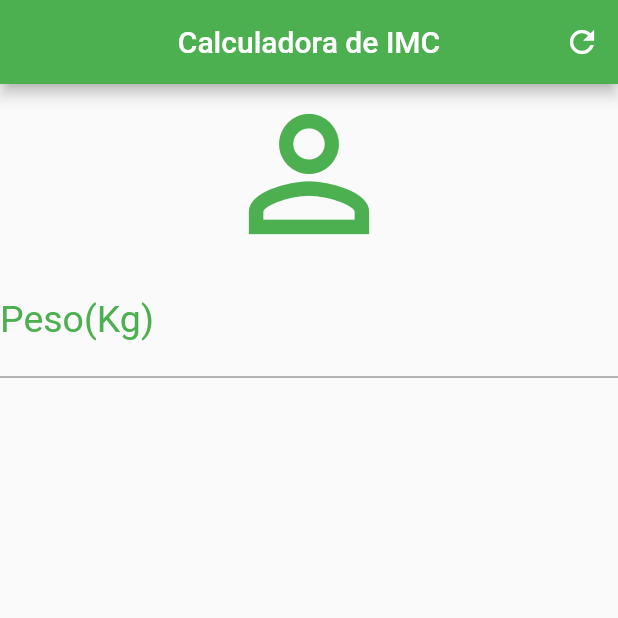
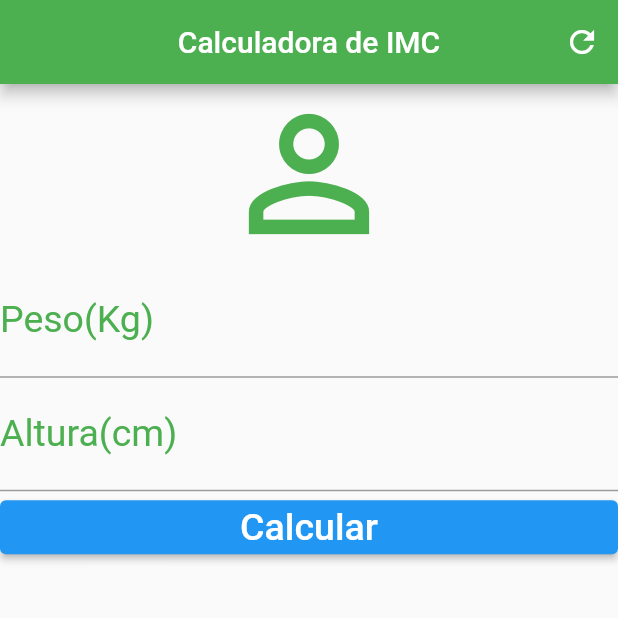
Before and after one commit to Murilou170/calculadora_imc, a Flutter app: the screen it shows after launch, on a phone screen of 412 x 824 dp, the top half of it. Run offline on Flutter 3.47's test engine with Material 2 defaults, Android fonts, the phone set to English and light mode, and no system bars.

Commit message:
initial commit

```diff
--- a/lib/Home.dart
+++ b/lib/Home.dart
@@ -17,7 +17,7 @@ class _HomeState extends State<Home> {
         backgroundColor: Colors.green,
         actions: [
           IconButton(
-            icon:const Icon(Icons.refresh),
+            icon: const Icon(Icons.refresh),
             onPressed: () {},
           )
         ],
@@ -30,10 +30,25 @@ class _HomeState extends State<Home> {
             keyboardType: TextInputType.number,
             decoration: InputDecoration(
                 labelText: "Peso(Kg)",
-                labelStyle: TextStyle(color: Colors.green)
-            ),
+                labelStyle: TextStyle(color: Colors.green)),
             textAlign: TextAlign.center,
             style: TextStyle(color: Colors.green, fontSize: 25.0),
+          ),
+          TextField(
+            keyboardType: TextInputType.number,
+            decoration: InputDecoration(
+                labelText: "Altura(cm)",
+                labelStyle: TextStyle(color: Colors.green)),
+            textAlign: TextAlign.center,
+            style: TextStyle(color: Colors.green, fontSize: 25.0),
+          ),
+          ElevatedButton(
+            child: Text(
+              "Calcular",
+              style: TextStyle(color: Colors.white, fontSize: 25.0),
+            ),
+            onPressed: (){},
+
           )
         ],
       ),
```
